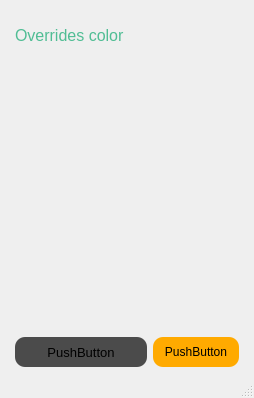
This is Maya_PY_Display_Color_Override_ui.ui in zhangping4954/Maya_python-Display_Color_Override as Qt 5 draws it before an edit. The edited form follows.
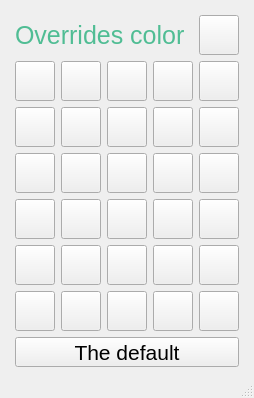
This is the edited form.

```diff
--- a/Maya_PY_Display_Color_Override_ui.ui
+++ b/Maya_PY_Display_Color_Override_ui.ui
@@ -23,9 +23,7 @@
    <enum>Qt::LeftToRight</enum>
   </property>
   <property name="styleSheet">
-   <string notr="true">QPushButton{
-	border-radius:10px;
-}
+   <string notr="true">
 
 QLabel{
 	
@@ -36,6 +34,8 @@
 
 
 
+
+
 </string>
   </property>
   <widget class="QWidget" name="centralwidget">
@@ -54,7 +54,7 @@
      </spacer>
     </item>
     <item row="3" column="5">
-     <widget class="QPushButton" name="color_12">
+     <widget class="QPushButton" name="color_11">
       <property name="minimumSize">
        <size>
         <width>40</width>
@@ -85,7 +85,7 @@
      </widget>
     </item>
     <item row="2" column="4">
-     <widget class="QPushButton" name="color_6">
+     <widget class="QPushButton" name="color_5">
       <property name="minimumSize">
        <size>
         <width>40</width>
@@ -116,7 +116,7 @@
      </widget>
     </item>
     <item row="4" column="1">
-     <widget class="QPushButton" name="color_13">
+     <widget class="QPushButton" name="color_12">
       <property name="minimumSize">
        <size>
         <width>40</width>
@@ -147,7 +147,7 @@
      </widget>
     </item>
     <item row="2" column="2">
-     <widget class="QPushButton" name="color_4">
+     <widget class="QPushButton" name="color_3">
       <property name="minimumSize">
        <size>
         <width>40</width>
@@ -177,24 +177,6 @@
       </property>
      </widget>
     </item>
-    <item row="1" column="1" colspan="3">
-     <widget class="QLabel" name="label">
-      <property name="sizeIncrement">
-       <size>
-        <width>0</width>
-        <height>0</height>
-       </size>
-      </property>
-      <property name="font">
-       <font>
-        <pointsize>12</pointsize>
-       </font>
-      </property>
-      <property name="text">
-       <string>Overrides color</string>
-      </property>
-     </widget>
-    </item>
     <item row="0" column="5">
      <spacer name="verticalSpacer_2">
       <property name="orientation">
@@ -209,7 +191,7 @@
      </spacer>
     </item>
     <item row="2" column="3">
-     <widget class="QPushButton" name="color_5">
+     <widget class="QPushButton" name="color_4">
       <property name="minimumSize">
        <size>
         <width>40</width>
@@ -240,7 +222,7 @@
      </widget>
     </item>
     <item row="3" column="4">
-     <widget class="QPushButton" name="color_11">
+     <widget class="QPushButton" name="color_10">
       <property name="minimumSize">
        <size>
         <width>40</width>
@@ -271,7 +253,7 @@
      </widget>
     </item>
     <item row="2" column="1">
-     <widget class="QPushButton" name="color_3">
+     <widget class="QPushButton" name="color_2">
       <property name="minimumSize">
        <size>
         <width>40</width>
@@ -302,7 +284,7 @@
      </widget>
     </item>
     <item row="2" column="5">
-     <widget class="QPushButton" name="color_7">
+     <widget class="QPushButton" name="color_6">
       <property name="minimumSize">
        <size>
         <width>40</width>
@@ -333,7 +315,7 @@
      </widget>
     </item>
     <item row="4" column="2">
-     <widget class="QPushButton" name="color_14">
+     <widget class="QPushButton" name="color_13">
       <property name="minimumSize">
        <size>
         <width>40</width>
@@ -364,7 +346,7 @@
      </widget>
     </item>
     <item row="5" column="1">
-     <widget class="QPushButton" name="color_18">
+     <widget class="QPushButton" name="color_17">
       <property name="minimumSize">
        <size>
         <width>40</width>
@@ -395,7 +377,7 @@
      </widget>
     </item>
     <item row="5" column="3">
-     <widget class="QPushButton" name="color_20">
+     <widget class="QPushButton" name="color_19">
       <property name="minimumSize">
        <size>
         <width>40</width>
@@ -426,7 +408,7 @@
      </widget>
     </item>
     <item row="3" column="1">
-     <widget class="QPushButton" name="color_8">
+     <widget class="QPushButton" name="color_7">
       <property name="minimumSize">
        <size>
         <width>40</width>
@@ -457,7 +439,7 @@
      </widget>
     </item>
     <item row="6" column="2">
-     <widget class="QPushButton" name="color_24">
+     <widget class="QPushButton" name="color_23">
       <property name="minimumSize">
        <size>
         <width>40</width>
@@ -488,7 +470,7 @@
      </widget>
     </item>
     <item row="3" column="2">
-     <widget class="QPushButton" name="color_9">
+     <widget class="QPushButton" name="color_8">
       <property name="minimumSize">
        <size>
         <width>40</width>
@@ -519,7 +501,7 @@
      </widget>
     </item>
     <item row="4" column="5">
-     <widget class="QPushButton" name="color_17">
+     <widget class="QPushButton" name="color_16">
       <property name="minimumSize">
        <size>
         <width>40</width>
@@ -550,7 +532,7 @@
      </widget>
     </item>
     <item row="6" column="1">
-     <widget class="QPushButton" name="color_23">
+     <widget class="QPushButton" name="color_22">
       <property name="minimumSize">
        <size>
         <width>40</width>
@@ -581,7 +563,7 @@
      </widget>
     </item>
     <item row="5" column="5">
-     <widget class="QPushButton" name="color_22">
+     <widget class="QPushButton" name="color_21">
       <property name="minimumSize">
        <size>
         <width>40</width>
@@ -612,7 +594,7 @@
      </widget>
     </item>
     <item row="4" column="4">
-     <widget class="QPushButton" name="color_16">
+     <widget class="QPushButton" name="color_15">
       <property name="minimumSize">
        <size>
         <width>40</width>
@@ -656,7 +638,7 @@
      </spacer>
     </item>
     <item row="7" column="2">
-     <widget class="QPushButton" name="color_29">
+     <widget class="QPushButton" name="color_28">
       <property name="minimumSize">
        <size>
         <width>40</width>
@@ -687,7 +669,7 @@
      </widget>
     </item>
     <item row="6" column="3">
-     <widget class="QPushButton" name="color_25">
+     <widget class="QPushButton" name="color_24">
       <property name="minimumSize">
        <size>
         <width>40</width>
@@ -718,7 +700,7 @@
      </widget>
     </item>
     <item row="4" column="3">
-     <widget class="QPushButton" name="color_15">
+     <widget class="QPushButton" name="color_14">
       <property name="minimumSize">
        <size>
         <width>40</width>
@@ -749,7 +731,7 @@
      </widget>
     </item>
     <item row="7" column="4">
-     <widget class="QPushButton" name="color_31">
+     <widget class="QPushButton" name="color_30">
       <property name="minimumSize">
        <size>
         <width>40</width>
@@ -780,7 +762,7 @@
      </widget>
     </item>
     <item row="7" column="3">
-     <widget class="QPushButton" name="color_30">
+     <widget class="QPushButton" name="color_29">
       <property name="minimumSize">
        <size>
         <width>40</width>
@@ -811,7 +793,7 @@
      </widget>
     </item>
     <item row="3" column="3">
-     <widget class="QPushButton" name="color_10">
+     <widget class="QPushButton" name="color_9">
       <property name="minimumSize">
        <size>
         <width>40</width>
@@ -842,7 +824,7 @@
      </widget>
     </item>
     <item row="6" column="5">
-     <widget class="QPushButton" name="color_27">
+     <widget class="QPushButton" name="color_26">
       <property name="minimumSize">
        <size>
         <width>40</width>
@@ -873,7 +855,7 @@
      </widget>
     </item>
     <item row="6" column="4">
-     <widget class="QPushButton" name="color_26">
+     <widget class="QPushButton" name="color_25">
       <property name="minimumSize">
        <size>
         <width>40</width>
@@ -904,7 +886,7 @@
      </widget>
     </item>
     <item row="5" column="2">
-     <widget class="QPushButton" name="color_19">
+     <widget class="QPushButton" name="color_18">
       <property name="minimumSize">
        <size>
         <width>40</width>
@@ -935,7 +917,7 @@
      </widget>
     </item>
     <item row="7" column="5">
-     <widget class="QPushButton" name="color_32">
+     <widget class="QPushButton" name="color_31">
       <property name="minimumSize">
        <size>
         <width>40</width>
@@ -966,7 +948,7 @@
      </widget>
     </item>
     <item row="7" column="1">
-     <widget class="QPushButton" name="color_28">
+     <widget class="QPushButton" name="color_27">
       <property name="minimumSize">
        <size>
         <width>40</width>
@@ -997,7 +979,7 @@
      </widget>
     </item>
     <item row="5" column="4">
-     <widget class="QPushButton" name="color_21">
+     <widget class="QPushButton" name="color_20">
       <property name="minimumSize">
        <size>
         <width>40</width>
@@ -1027,75 +1009,7 @@
       </property>
      </widget>
     </item>
-    <item row="8" column="4" colspan="2">
-     <widget class="QPushButton" name="pushButton_2">
-      <property name="minimumSize">
-       <size>
-        <width>75</width>
-        <height>30</height>
-       </size>
-      </property>
-      <property name="styleSheet">
-       <string notr="true">background-color: rgb(255, 170, 0);</string>
-      </property>
-      <property name="text">
-       <string>PushButton</string>
-      </property>
-     </widget>
-    </item>
-    <item row="8" column="1" colspan="3">
-     <widget class="QPushButton" name="pushButton">
-      <property name="minimumSize">
-       <size>
-        <width>75</width>
-        <height>30</height>
-       </size>
-      </property>
-      <property name="font">
-       <font>
-        <pointsize>10</pointsize>
-       </font>
-      </property>
-      <property name="styleSheet">
-       <string notr="true">background-color: rgb(75, 75, 75);</string>
-      </property>
-      <property name="text">
-       <string>PushButton</string>
-      </property>
-     </widget>
-    </item>
     <item row="1" column="5">
-     <widget class="QPushButton" name="color_2">
-      <property name="minimumSize">
-       <size>
-        <width>40</width>
-        <height>40</height>
-       </size>
-      </property>
-      <property name="maximumSize">
-       <size>
-        <width>40</width>
-        <height>40</height>
-       </size>
-      </property>
-      <property name="sizeIncrement">
-       <size>
-        <width>0</width>
-        <height>0</height>
-       </size>
-      </property>
-      <property name="styleSheet">
-       <string notr="true">QPushButton:hover{
-	
-	background-color:rgb(50, 50, 50);
-}</string>
-      </property>
-      <property name="text">
-       <string/>
-      </property>
-     </widget>
-    </item>
-    <item row="1" column="4">
      <widget class="QPushButton" name="color_1">
       <property name="minimumSize">
        <size>
@@ -1115,11 +1029,6 @@
         <height>0</height>
        </size>
       </property>
-      <property name="font">
-       <font>
-        <pointsize>9</pointsize>
-       </font>
-      </property>
       <property name="styleSheet">
        <string notr="true">QPushButton:hover{
 	
@@ -1129,14 +1038,44 @@
       <property name="text">
        <string/>
       </property>
-      <property name="checkable">
-       <bool>false</bool>
+     </widget>
+    </item>
+    <item row="1" column="1" colspan="4">
+     <widget class="QLabel" name="label">
+      <property name="sizeIncrement">
+       <size>
+        <width>0</width>
+        <height>0</height>
+       </size>
       </property>
-      <property name="autoRepeat">
-       <bool>false</bool>
+      <property name="font">
+       <font>
+        <pointsize>19</pointsize>
+       </font>
       </property>
-      <property name="autoExclusive">
-       <bool>false</bool>
+      <property name="text">
+       <string>Overrides color</string>
+      </property>
+     </widget>
+    </item>
+    <item row="8" column="1" colspan="5">
+     <widget class="QPushButton" name="The_default">
+      <property name="minimumSize">
+       <size>
+        <width>75</width>
+        <height>30</height>
+       </size>
+      </property>
+      <property name="font">
+       <font>
+        <pointsize>16</pointsize>
+       </font>
+      </property>
+      <property name="styleSheet">
+       <string notr="true"/>
+      </property>
+      <property name="text">
+       <string>The default</string>
       </property>
      </widget>
     </item>
```
Left out of the diff: 2 changed lines with no effect on the pictures.
